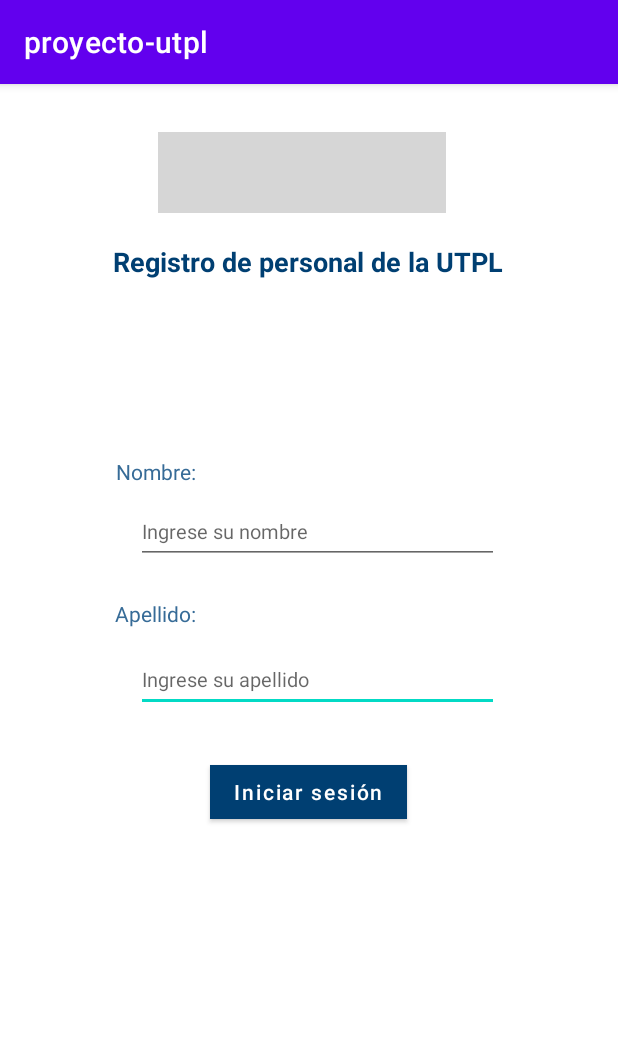
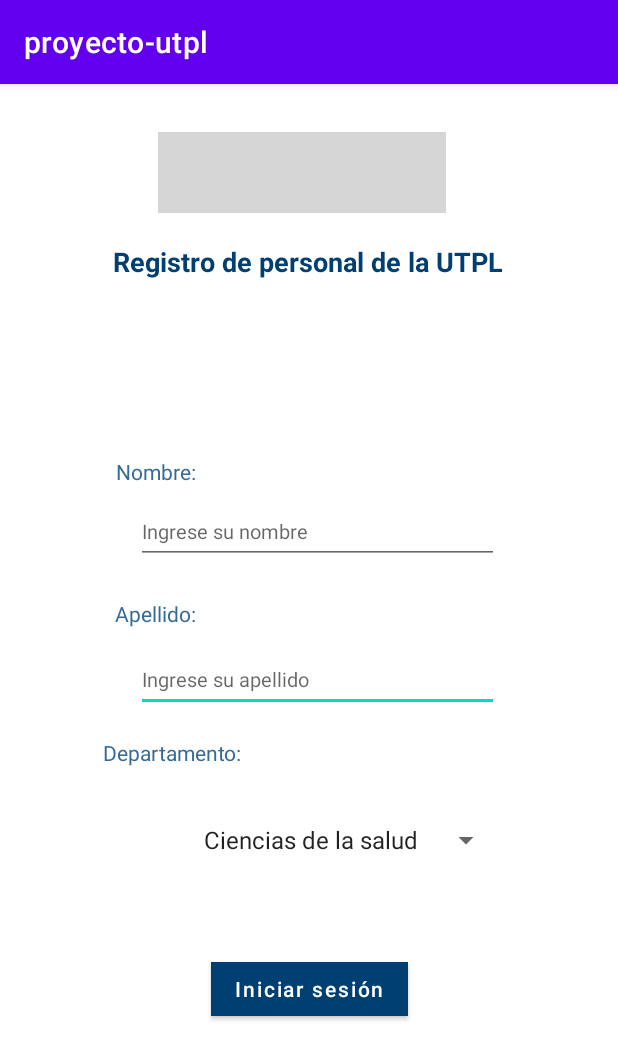
Before and after one commit to Diegopardo12/proyecto-utpl, an Android app: the Registro screen opened directly, with no data from a screen before it, on a phone screen of 412 x 824 dp. Shown: the top 1060 px of the screen. Run offline under Robolectric (Android 15) with nearby library versions, the phone set to English and light mode, and no system bars; our stand-ins replace Firebase (no records; nobody signed in at launch, a user with empty details on screens opened directly); grey boxes are pictures that could not be loaded.

Commit message:
Spinner de dptos terminado y registro de usuarios

```diff
--- a/app/src/main/java/com/example/proyecto_utpl/Registro.kt
+++ b/app/src/main/java/com/example/proyecto_utpl/Registro.kt
@@ -36,7 +36,8 @@ class Registro : AppCompatActivity() {
                 hashMapOf(
                     "provider" to provider,
                     "nombre" to et_nombre.text.toString(),
-                    "apellido" to et_lastname.text.toString()
+                    "apellido" to et_lastname.text.toString(),
+                    "departamento" to sp_dpto.selectedItem.toString(),
                 )
             )
 
--- a/app/src/main/res/layout/activity_registro.xml
+++ b/app/src/main/res/layout/activity_registro.xml
@@ -5,6 +5,19 @@
     android:layout_width="match_parent"
     android:layout_height="match_parent"
     tools:context=".Registro">
+
+    <TextView
+        android:id="@+id/textView5"
+        android:layout_width="wrap_content"
+        android:layout_height="wrap_content"
+        android:text="Departamento:"
+        android:textColor="#366B97"
+        app:layout_constraintBottom_toBottomOf="parent"
+        app:layout_constraintEnd_toEndOf="parent"
+        app:layout_constraintHorizontal_bias="0.215"
+        app:layout_constraintStart_toStartOf="parent"
+        app:layout_constraintTop_toTopOf="parent"
+        app:layout_constraintVertical_bias="0.582" />
 
     <TextView
         android:id="@+id/textView4"
@@ -99,15 +112,15 @@
         app:cornerRadius="0sp"
         app:layout_constraintBottom_toBottomOf="parent"
         app:layout_constraintEnd_toEndOf="parent"
-        app:layout_constraintHorizontal_bias="0.498"
         app:layout_constraintStart_toStartOf="parent"
         app:layout_constraintTop_toTopOf="parent"
-        app:layout_constraintVertical_bias="0.622" />
+        app:layout_constraintVertical_bias="0.805" />
 
     <TextView
         android:id="@+id/tv_email"
         android:layout_width="wrap_content"
         android:layout_height="wrap_content"
+        android:textSize="8sp"
         app:layout_constraintBottom_toBottomOf="parent"
         app:layout_constraintEnd_toEndOf="parent"
         app:layout_constraintHorizontal_bias="0.014"
@@ -119,10 +132,24 @@
         android:id="@+id/tv_provider"
         android:layout_width="wrap_content"
         android:layout_height="wrap_content"
+        android:textSize="8sp"
         app:layout_constraintBottom_toBottomOf="parent"
         app:layout_constraintEnd_toEndOf="parent"
         app:layout_constraintHorizontal_bias="0.014"
         app:layout_constraintStart_toStartOf="parent"
         app:layout_constraintTop_toTopOf="parent"
         app:layout_constraintVertical_bias="0.064" />
+
+    <Spinner
+        android:id="@+id/sp_dpto"
+        android:layout_width="248dp"
+        android:layout_height="40dp"
+        android:entries="@array/Departamentos"
+        android:textAlignment="viewEnd"
+        app:layout_constraintBottom_toBottomOf="parent"
+        app:layout_constraintEnd_toEndOf="parent"
+        app:layout_constraintHorizontal_bias="0.527"
+        app:layout_constraintStart_toStartOf="parent"
+        app:layout_constraintTop_toTopOf="parent"
+        app:layout_constraintVertical_bias="0.665" />
 </androidx.constraintlayout.widget.ConstraintLayout>
--- a/app/src/main/res/values/strings.xml
+++ b/app/src/main/res/values/strings.xml
@@ -1,3 +1,14 @@
 <resources>
     <string name="app_name">proyecto-utpl</string>
+
+    <string-array name="Departamentos">
+        <item>Ciencias de la salud</item>
+        <item>Ciencias económicas y empresariales</item>
+        <item>Ciencias exactas y naturales</item>
+        <item>Ciencias sociales, educación y humanidades</item>
+        <item>Ciencias jurídicas y políticas </item>
+        <item>Ingenierías y arquitectura </item>
+        <item>Tecnologías </item>
+        <item>EDES - Business school </item>
+    </string-array>
 </resources>
```
